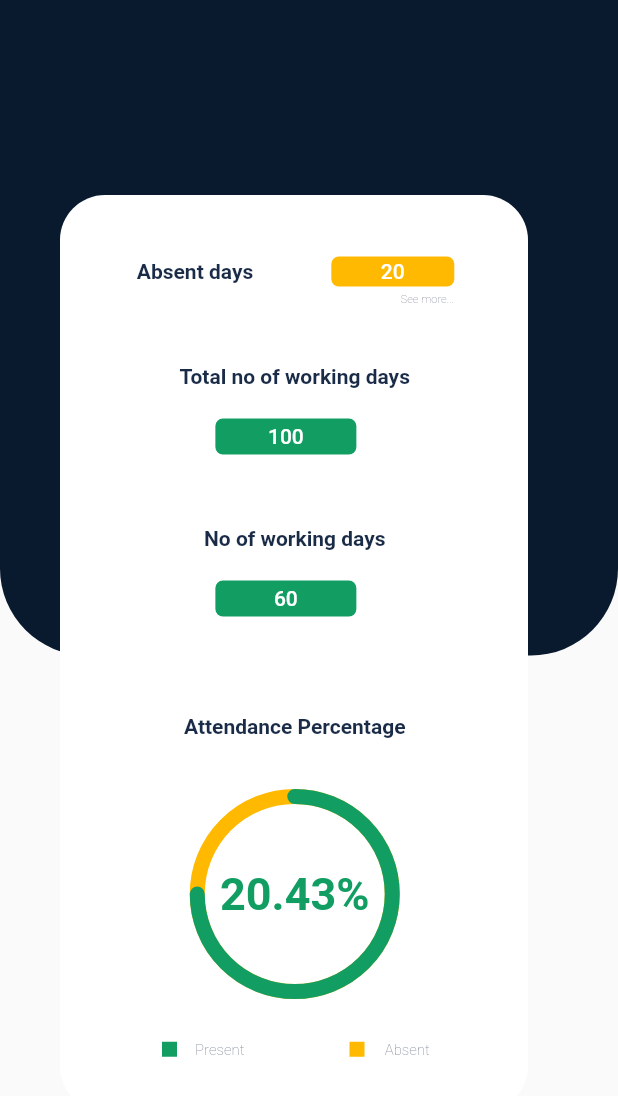
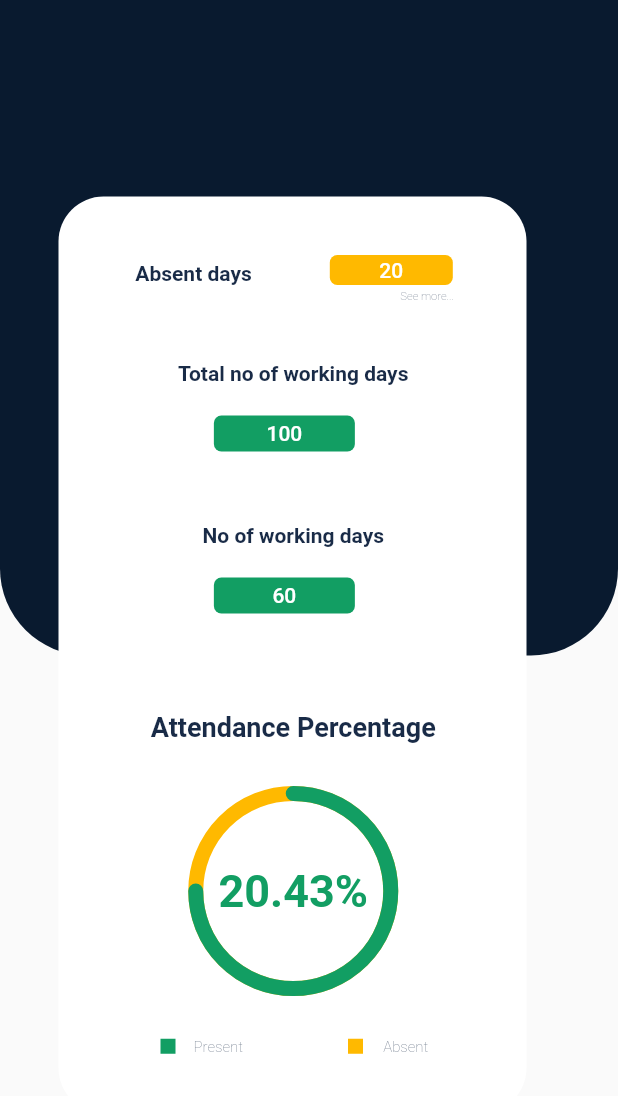
Before and after one commit to cruzmac/StudentApp-1, a Flutter app: the screen it shows after launch, on a phone screen of 412 x 824 dp. Shown: the top 1096 px of the screen. Run offline on Flutter 3.47's test engine with Material 2 defaults, Android fonts, the phone set to English and light mode, and no system bars; drawn by our look-alikes of percent_indicator; our stand-ins replace go_router.

Commit message:
commit1.2
6 25
20 02 23

```diff
--- a/lib/attendance/attendance_design.dart
+++ b/lib/attendance/attendance_design.dart
@@ -1,5 +1,6 @@
 import 'package:flutter/material.dart';
 import 'package:flutter_application_1/attendance/attendance_constants.dart';
+import 'package:go_router/go_router.dart';
 import 'package:percent_indicator/circular_percent_indicator.dart';
 
 class AttendanceDesign extends StatefulWidget {
@@ -18,7 +19,7 @@ class _AttendanceDesignState extends State<AttendanceDesign> {
           Stack(children: [
             Container(
               decoration: BoxDecoration(
-                  color: AppColors().background,
+                  color: Page1Colors().background,
                   borderRadius: const BorderRadius.only(
                       bottomLeft: Radius.circular(58),
                       bottomRight: Radius.circular(58))),
@@ -26,21 +27,22 @@ class _AttendanceDesignState extends State<AttendanceDesign> {
             ),
             Padding(
               padding: const EdgeInsets.only(
-                top: 130,
-                left: 40,
-                right: 40,
+                top: 131,
+                left: 39,
+                right: 39,
               ),
               child: Container(
                 height: 611,
                 width: 312,
                 decoration: BoxDecoration(
-                  color: AppColors().white,
+                  color: Page1Colors().white,
                   borderRadius: const BorderRadius.all(Radius.circular(30)),
                 ),
                 child: Column(
                   crossAxisAlignment: CrossAxisAlignment.start,
                   children: [
                     Row(
+                      crossAxisAlignment: CrossAxisAlignment.start,
                       children: [
                         Padding(
                           padding: const EdgeInsets.only(top: 40, left: 27),
@@ -48,11 +50,11 @@ class _AttendanceDesignState extends State<AttendanceDesign> {
                             alignment: Alignment.center,
                             height: 22,
                             width: 126,
-                            color: AppColors().white,
+                            color: Page1Colors().white,
                             child: Text(
                               'Absent days',
                               style: TextStyle(
-                                  color: AppColors().textcolor,
+                                  color: Page1Colors().textcolor,
                                   fontWeight: FontWeight.w600),
                             ),
                           ),
@@ -60,31 +62,37 @@ class _AttendanceDesignState extends State<AttendanceDesign> {
                         const SizedBox(
                           width: 27.87,
                         ),
+                        Column(
+                          crossAxisAlignment: CrossAxisAlignment.start,
+                          children: [
                             Padding(
-                          padding: const EdgeInsets.only(top: 40, right: 49),
+                              padding: const EdgeInsets.only(
+                                top: 39,
+                              ),
                               child: Container(
                                 decoration: BoxDecoration(
-                                color: AppColors().yellow,
-                                borderRadius:
-                                    const BorderRadius.all(Radius.circular(5))),
+                                    color: Page1Colors().yellow,
+                                    borderRadius: const BorderRadius.all(
+                                        Radius.circular(5))),
                                 alignment: Alignment.center,
                                 height: 20,
                                 width: 82,
                                 child: Text(
                                   '20',
                                   style: TextStyle(
-                                  color: AppColors().white,
+                                      color: Page1Colors().white,
                                       fontWeight: FontWeight.w500),
                                 ),
                               ),
-                        ),
-                      ],
                             ),
                             const SizedBox(
                               height: 3,
                             ),
                             Padding(
-                      padding: const EdgeInsets.only(left: 227),
+                              padding: const EdgeInsets.only(left: 47),
+                              child: GestureDetector(
+                                onTap: () => GoRouter.of(context)
+                                    .push(Uri(path: '/secondpage').toString()),
                                 child: SizedBox(
                                   height: 12,
                                   width: 39,
@@ -92,10 +100,15 @@ class _AttendanceDesignState extends State<AttendanceDesign> {
                                     'See more...',
                                     style: TextStyle(
                                         fontSize: 7.5,
-                              color: AppColors().smalltxt,
+                                        color: Page1Colors().smalltxt,
                                         fontWeight: FontWeight.w100),
                                   ),
                                 ),
+                              ),
+                            ),
+                          ],
+                        ),
+                      ],
                     ),
                     const SizedBox(
                       height: 22,
@@ -113,12 +126,12 @@ class _AttendanceDesignState extends State<AttendanceDesign> {
                           child: Container(
                             height: 36,
                             width: 289.33,
-                            color: AppColors().white,
+                            color: Page1Colors().white,
                             alignment: Alignment.topCenter,
                             child: Text(
                               'Total no of working days',
                               style: TextStyle(
-                                  color: AppColors().textcolor,
+                                  color: Page1Colors().textcolor,
                                   fontWeight: FontWeight.w600),
                             ),
                           ),
@@ -129,7 +142,7 @@ class _AttendanceDesignState extends State<AttendanceDesign> {
                               decoration: BoxDecoration(
                                 borderRadius:
                                     const BorderRadius.all(Radius.circular(5)),
-                                color: AppColors().green,
+                                color: Page1Colors().green,
                               ),
                               alignment: Alignment.center,
                               height: 24,
@@ -137,7 +150,7 @@ class _AttendanceDesignState extends State<AttendanceDesign> {
                               child: Text(
                                 '100',
                                 style: TextStyle(
-                                    color: AppColors().white,
+                                    color: Page1Colors().white,
                                     fontWeight: FontWeight.w500),
                               ),
                             ))
@@ -164,7 +177,7 @@ class _AttendanceDesignState extends State<AttendanceDesign> {
                             child: Text(
                               'No of working days',
                               style: TextStyle(
-                                  color: AppColors().textcolor,
+                                  color: Page1Colors().textcolor,
                                   fontWeight: FontWeight.w600),
                             ),
                           ),
@@ -175,7 +188,7 @@ class _AttendanceDesignState extends State<AttendanceDesign> {
                               decoration: BoxDecoration(
                                 borderRadius:
                                     const BorderRadius.all(Radius.circular(5)),
-                                color: AppColors().green,
+                                color: Page1Colors().green,
                               ),
                               alignment: Alignment.center,
                               height: 24,
@@ -183,7 +196,7 @@ class _AttendanceDesignState extends State<AttendanceDesign> {
                               child: Text(
                                 '60',
                                 style: TextStyle(
-                                    color: AppColors().white,
+                                    color: Page1Colors().white,
                                     fontWeight: FontWeight.w500),
                               ),
                             ))
@@ -208,8 +221,8 @@ class _AttendanceDesignState extends State<AttendanceDesign> {
                         child: Text(
                           'Attendance Percentage',
                           style: TextStyle(
-                              color: AppColors().textcolor,
-                              fontWeight: FontWeight.w600),
+                              color: Page1Colors().textcolor,
+                              fontWeight: FontWeight.w600,fontSize: 18),
                         ),
                       ),
                     ),
@@ -228,25 +241,25 @@ class _AttendanceDesignState extends State<AttendanceDesign> {
                           style: TextStyle(
                             fontSize: 30.0,
                             fontWeight: FontWeight.w700,
-                            color: AppColors().green,
+                            color: Page1Colors().green,
                           ),
                         ),
-                        backgroundColor: AppColors().yellow,
+                        backgroundColor: Page1Colors().yellow,
                         circularStrokeCap: CircularStrokeCap.round,
-                        progressColor: AppColors().green,
+                        progressColor: Page1Colors().green,
                       ),
                     ),
                     const SizedBox(
                       height: 28,
                     ),
                     Padding(
-                      padding: const EdgeInsets.only(left: 68, right: 58),
+                      padding: const EdgeInsets.only(left: 68),
                       child: Row(
                         children: [
                           Container(
                             height: 10,
                             width: 10,
-                            color: AppColors().green,
+                            color: Page1Colors().green,
                           ),
                           const SizedBox(
                             width: 6,
@@ -259,7 +272,7 @@ class _AttendanceDesignState extends State<AttendanceDesign> {
                               'Present',
                               style: TextStyle(
                                   fontSize: 10,
-                                  color: AppColors().smalltxt,
+                                  color: Page1Colors().smalltxt,
                                   fontWeight: FontWeight.w100),
                             ),
                           ),
@@ -269,7 +282,7 @@ class _AttendanceDesignState extends State<AttendanceDesign> {
                           Container(
                             height: 10,
                             width: 10,
-                            color: AppColors().yellow,
+                            color: Page1Colors().yellow,
                           ),
                           const SizedBox(
                             width: 6,
@@ -282,7 +295,7 @@ class _AttendanceDesignState extends State<AttendanceDesign> {
                               'Absent',
                               style: TextStyle(
                                   fontSize: 10,
-                                  color: AppColors().smalltxt,
+                                  color: Page1Colors().smalltxt,
                                   fontWeight: FontWeight.w100),
                             ),
                           ),
--- /dev/null
+++ b/lib/attendance/attendance_model.dart
@@ -0,0 +1,51 @@
+class Attendance {
+  int? id;
+  int? noofabsentdays;
+  int? workingdays;
+  int? workingdaystillnow;
+  int? attendancepercent;
+
+  Attendance({
+    this.id,
+    this.noofabsentdays,
+    this.workingdays,
+    this.workingdaystillnow,
+    this.attendancepercent,
+  });
+
+  Attendance.fromJson(Map<String, dynamic> json) {
+    id = json['id'];
+    noofabsentdays = json['noofabsentdays'];
+    workingdays = json['workingdays'];
+    workingdaystillnow = json['workingdaystillnow'];
+    attendancepercent = json['attendancepercent'];
+  }
+  Map<String, dynamic> toJson() {
+    final Map<String, dynamic> data = {};
+    data['id'] = id;
+    data['noofabsentdays'] = noofabsentdays;
+    data['workingdays'] = workingdays;
+    data['workingdaystillnow'] = workingdaystillnow;
+    data['attendancepercent'] = attendancepercent;
+    return data;
+  }
+}
+
+class Attendance2 {
+  int? id;
+  List? absentdays;
+  Attendance2({
+    this.id,
+    this.absentdays,
+  });
+  Attendance2.fromJson(Map<String, dynamic> json) {
+    id = json['id'];
+    absentdays = json['absentdays'];
+  }
+  Map<String, dynamic> toJson() {
+    final Map<String, dynamic> data = {};
+    data['id'] = id;
+    data['absentdays'] = absentdays;
+    return data;
+  }
+}
--- /dev/null
+++ b/lib/attendance/attendance_route_config.dart
@@ -0,0 +1,33 @@
+import 'package:flutter/material.dart';
+import 'package:flutter_application_1/attendance/attendance_design.dart';
+import 'package:flutter_application_1/attendance/attendance_page2_design.dart';
+import 'package:go_router/go_router.dart';
+
+class AttendanceRouter {
+  static GoRouter returnRouter(bool isAuth) {
+    GoRouter router = GoRouter(routes: [
+       GoRoute(
+          name: MyAppRouteConstants.homeRouteName,
+          path: '/',
+          pageBuilder: (context, state) {
+            return const MaterialPage(child: AttendanceDesign());
+          },
+        ),
+        GoRoute(
+          name: MyAppRouteConstants.seemoreRouteName,
+          path: '/secondpage',
+          pageBuilder: (context, state) {
+            return const MaterialPage(child: AttendancePage2Design());
+          },
+        ),
+    ]);
+    return router;
+  }
+}
+
+class MyAppRouteConstants {
+  static const String homeRouteName = 'home';
+  static const String seemoreRouteName = 'seemore';
+  static const String profileRouteName = 'profile';
+  static const String contactUsRouteName = 'contact_us';
+}
--- a/lib/main.dart
+++ b/lib/main.dart
@@ -1,5 +1,5 @@
 import 'package:flutter/material.dart';
-import 'package:flutter_application_1/attendance/attendance_design.dart';
+import 'package:flutter_application_1/attendance/attendance_route_config.dart';
 
 void main() {
   runApp(const MyApp());
@@ -11,13 +11,14 @@ class MyApp extends StatelessWidget {
   // This widget is the root of your application.
   @override
   Widget build(BuildContext context) {
-    return MaterialApp(
+    return MaterialApp.router(
       title: 'Flutter Demo',
       debugShowCheckedModeBanner: false,
       theme: ThemeData(
         primarySwatch: Colors.blue,
       ),
-      home:const AttendanceDesign(),
+      routeInformationParser: AttendanceRouter.returnRouter(false).routeInformationParser,
+      routerDelegate:AttendanceRouter.returnRouter(false).routerDelegate,
     );
   }
 }
--- a/pubspec.yaml
+++ b/pubspec.yaml
@@ -36,6 +36,8 @@ dependencies:
   # Use with the CupertinoIcons class for iOS style icons.
   cupertino_icons: ^1.0.2
   percent_indicator: ^4.2.2
+  go_router: ^6.0.9
+  http: ^0.13.5
 
 dev_dependencies:
   flutter_test:
```
Also changed, not shown: lib/attendance/attendance_constants.dart (+10 -1 lines), lib/attendance/attendance_network.dart (added, +62 -0 lines), lib/attendance/attendance_page2_design.dart (added, +95 -0 lines), lib/attendance/attendance.dart (line endings or trailing spaces), pubspec.lock. Lines whose indentation alone changed are shown as unchanged.
